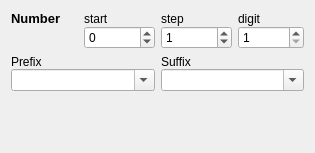
Old version of the form stringbuilder/widgets/widgetnumbersetting.ui in the repository Takashi-Inoue/FileRenamer.
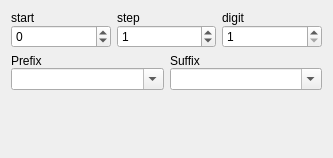
New version of the form. Custom widgets are drawn as their Qt base class.

Patch:
```diff
--- a/stringbuilder/widgets/widgetnumbersetting.ui
+++ b/stringbuilder/widgets/widgetnumbersetting.ui
@@ -6,8 +6,8 @@
    <rect>
     <x>0</x>
     <y>0</y>
-    <width>315</width>
-    <height>153</height>
+    <width>333</width>
+    <height>158</height>
    </rect>
   </property>
   <property name="windowTitle">
@@ -19,41 +19,27 @@
      <property name="verticalSpacing">
       <number>0</number>
      </property>
-     <item row="0" column="0">
-      <widget class="QLabel" name="label">
-       <property name="font">
-        <font>
-         <pointsize>10</pointsize>
-         <bold>true</bold>
-        </font>
+     <item row="1" column="1">
+      <widget class="QSpinBox" name="spinBoxStep">
+       <property name="minimum">
+        <number>-1000000</number>
        </property>
-       <property name="text">
-        <string>Number</string>
+       <property name="maximum">
+        <number>1000000</number>
        </property>
-      </widget>
-     </item>
-     <item row="0" column="1">
-      <widget class="QLabel" name="label_2">
-       <property name="text">
-        <string>start</string>
+       <property name="value">
+        <number>1</number>
        </property>
       </widget>
      </item>
      <item row="0" column="2">
-      <widget class="QLabel" name="label_3">
-       <property name="text">
-        <string>step</string>
-       </property>
-      </widget>
-     </item>
-     <item row="0" column="3">
       <widget class="QLabel" name="label_4">
        <property name="text">
         <string>digit</string>
        </property>
       </widget>
      </item>
-     <item row="1" column="1">
+     <item row="1" column="0">
       <widget class="QSpinBox" name="spinBoxStart">
        <property name="minimum">
         <number>-1000000</number>
@@ -63,20 +49,14 @@
        </property>
       </widget>
      </item>
+     <item row="0" column="1">
+      <widget class="QLabel" name="label_3">
+       <property name="text">
+        <string>step</string>
+       </property>
+      </widget>
+     </item>
      <item row="1" column="2">
-      <widget class="QSpinBox" name="spinBoxStep">
-       <property name="minimum">
-        <number>-1000000</number>
-       </property>
-       <property name="maximum">
-        <number>1000000</number>
-       </property>
-       <property name="value">
-        <number>1</number>
-       </property>
-      </widget>
-     </item>
-     <item row="1" column="3">
       <widget class="QSpinBox" name="spinBoxDigit">
        <property name="minimum">
         <number>1</number>
@@ -86,6 +66,13 @@
        </property>
       </widget>
      </item>
+     <item row="0" column="0">
+      <widget class="QLabel" name="label_2">
+       <property name="text">
+        <string>start</string>
+       </property>
+      </widget>
+     </item>
     </layout>
    </item>
    <item>
```
Left out of the diff: 2 changed lines with no effect on the pictures.
